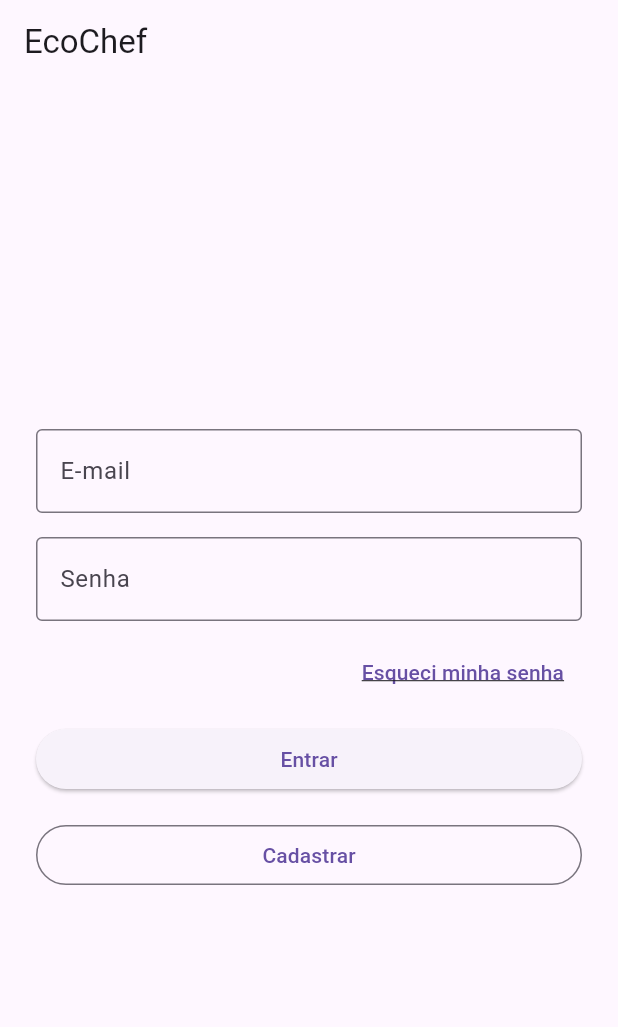
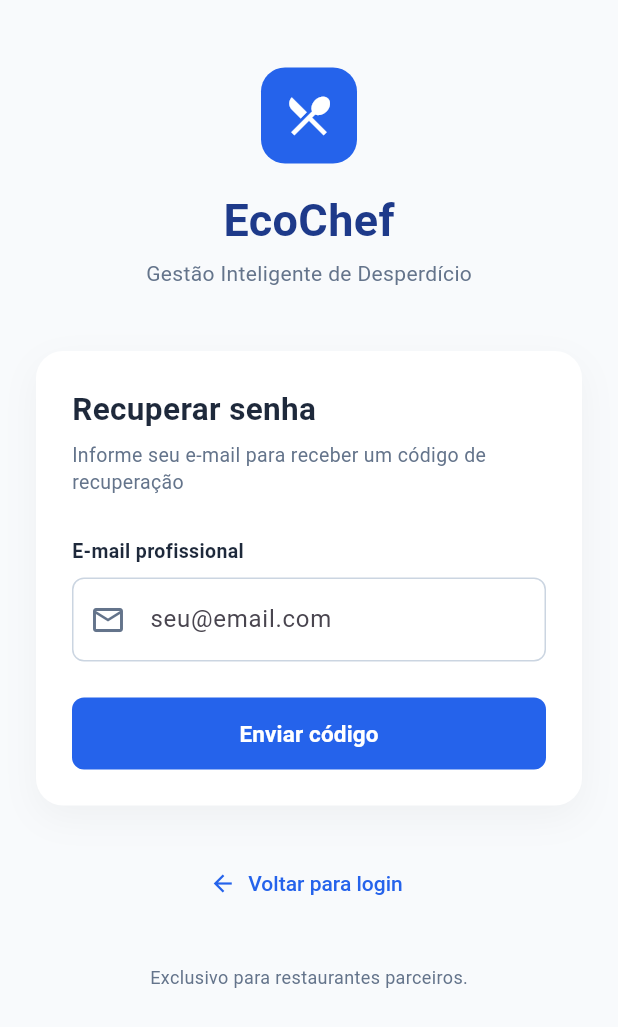
Before and after one commit to rafaelfernandespro/EcoChef, a Flutter app: the screen it shows after launch, after a tap on "Esqueci minha senha", on a phone screen of 412 x 824 dp. Shown: the top 1027 px of the screen. Run offline on Flutter 3.47's test engine with Material 3 defaults, Android fonts, the phone set to English and light mode, and no system bars.

Commit message:
24/09/2026 telas login e senha

```diff
--- /dev/null
+++ b/lib/Views/auth/esqueceu-senha/enviar-codigo.dart
@@ -0,0 +1,299 @@
+import 'package:flutter/material.dart';
+
+class ForgotPasswordPage extends StatefulWidget {
+  const ForgotPasswordPage({super.key});
+
+  @override
+  State<ForgotPasswordPage> createState() => _ForgotPasswordPageState();
+}
+
+class _ForgotPasswordPageState extends State<ForgotPasswordPage> {
+  final TextEditingController emailController = TextEditingController();
+
+  final _formKey = GlobalKey<FormState>();
+
+  @override
+  void dispose() {
+    emailController.dispose();
+    super.dispose();
+  }
+
+  void enviarCodigo() {
+    if (_formKey.currentState!.validate()) {
+      final email = emailController.text.trim();
+
+      // Por enquanto, apenas demonstração.
+      // Futuramente vocês podem chamar a API aqui.
+      ScaffoldMessenger.of(context).showSnackBar(
+        SnackBar(
+          content: Text(
+            'Código enviado para $email',
+          ),
+          backgroundColor: const Color(0xFF2563EB),
+        ),
+      );
+    }
+  }
+
+  @override
+  Widget build(BuildContext context) {
+    return Scaffold(
+      backgroundColor: const Color(0xFFF8FAFC),
+
+      body: SafeArea(
+        child: SingleChildScrollView(
+          child: Padding(
+            padding: const EdgeInsets.symmetric(horizontal: 24),
+            child: Column(
+              children: [
+                const SizedBox(height: 45),
+
+                // LOGO
+                Container(
+                  width: 64,
+                  height: 64,
+                  decoration: BoxDecoration(
+                    color: const Color(0xFF2563EB),
+                    borderRadius: BorderRadius.circular(16),
+                  ),
+                  child: const Icon(
+                    Icons.restaurant_menu,
+                    color: Colors.white,
+                    size: 34,
+                  ),
+                ),
+
+                const SizedBox(height: 16),
+
+                // NOME
+                const Text(
+                  'EcoChef',
+                  style: TextStyle(
+                    fontSize: 30,
+                    fontWeight: FontWeight.bold,
+                    color: Color(0xFF1E3A8A),
+                  ),
+                ),
+
+                const SizedBox(height: 4),
+
+                const Text(
+                  'Gestão Inteligente de Desperdício',
+                  style: TextStyle(
+                    fontSize: 14,
+                    color: Color(0xFF64748B),
+                  ),
+                ),
+
+                const SizedBox(height: 42),
+
+                // CARD
+                Container(
+                  width: double.infinity,
+                  padding: const EdgeInsets.all(24),
+                  decoration: BoxDecoration(
+                    color: Colors.white,
+                    borderRadius: BorderRadius.circular(18),
+                    boxShadow: [
+                      BoxShadow(
+                        color: Colors.black.withOpacity(0.04),
+                        blurRadius: 20,
+                        offset: const Offset(0, 8),
+                      ),
+                    ],
+                  ),
+
+                  child: Form(
+                    key: _formKey,
+                    child: Column(
+                      crossAxisAlignment: CrossAxisAlignment.start,
+                      children: [
+                        // TÍTULO
+                        const Text(
+                          'Recuperar senha',
+                          style: TextStyle(
+                            fontSize: 21,
+                            fontWeight: FontWeight.bold,
+                            color: Color(0xFF1E293B),
+                          ),
+                        ),
+
+                        const SizedBox(height: 6),
+
+                        const Text(
+                          'Informe seu e-mail para receber um código de recuperação',
+                          style: TextStyle(
+                            fontSize: 13,
+                            color: Color(0xFF64748B),
+                            height: 1.4,
+                          ),
+                        ),
+
+                        const SizedBox(height: 28),
+
+                        // LABEL
+                        const Text(
+                          'E-mail profissional',
+                          style: TextStyle(
+                            fontSize: 13,
+                            fontWeight: FontWeight.w600,
+                            color: Color(0xFF1E293B),
+                          ),
+                        ),
+
+                        const SizedBox(height: 8),
+
+                        // EMAIL
+                        TextFormField(
+                          controller: emailController,
+                          keyboardType: TextInputType.emailAddress,
+
+                          decoration: InputDecoration(
+                            hintText: 'seu@email.com',
+
+                            prefixIcon: const Icon(
+                              Icons.email_outlined,
+                              color: Color(0xFF64748B),
+                            ),
+
+                            filled: true,
+                            fillColor: Colors.white,
+
+                            contentPadding: const EdgeInsets.symmetric(
+                              horizontal: 16,
+                              vertical: 16,
+                            ),
+
+                            border: OutlineInputBorder(
+                              borderRadius: BorderRadius.circular(8),
+                              borderSide: const BorderSide(
+                                color: Color(0xFFCBD5E1),
+                              ),
+                            ),
+
+                            enabledBorder: OutlineInputBorder(
+                              borderRadius: BorderRadius.circular(8),
+                              borderSide: const BorderSide(
+                                color: Color(0xFFCBD5E1),
+                              ),
+                            ),
+
+                            focusedBorder: OutlineInputBorder(
+                              borderRadius: BorderRadius.circular(8),
+                              borderSide: const BorderSide(
+                                color: Color(0xFF2563EB),
+                                width: 1.5,
+                              ),
+                            ),
+
+                            errorBorder: OutlineInputBorder(
+                              borderRadius: BorderRadius.circular(8),
+                              borderSide: const BorderSide(
+                                color: Colors.red,
+                              ),
+                            ),
+
+                            focusedErrorBorder: OutlineInputBorder(
+                              borderRadius: BorderRadius.circular(8),
+                              borderSide: const BorderSide(
+                                color: Colors.red,
+                              ),
+                            ),
+                          ),
+
+                          validator: (value) {
+                            if (value == null || value.trim().isEmpty) {
+                              return 'Informe seu e-mail';
+                            }
+
+                            final emailRegex = RegExp(
+                              r'^[^@\s]+@[^@\s]+\.[^@\s]+$',
+                            );
+
+                            if (!emailRegex.hasMatch(value.trim())) {
+                              return 'Informe um e-mail válido';
+                            }
+
+                            return null;
+                          },
+                        ),
+
+                        const SizedBox(height: 24),
+
+                        // BOTÃO
+                        SizedBox(
+                          width: double.infinity,
+                          height: 48,
+                          child: ElevatedButton(
+                            onPressed: enviarCodigo,
+
+                            style: ElevatedButton.styleFrom(
+                              backgroundColor: const Color(0xFF2563EB),
+                              foregroundColor: Colors.white,
+
+                              elevation: 0,
+
+                              shape: RoundedRectangleBorder(
+                                borderRadius: BorderRadius.circular(8),
+                              ),
+                            ),
+
+                            child: const Text(
+                              'Enviar código',
+                              style: TextStyle(
+                                fontSize: 15,
+                                fontWeight: FontWeight.w600,
+                              ),
+                            ),
+                          ),
+                        ),
+                      ],
+                    ),
+                  ),
+                ),
+
+                const SizedBox(height: 28),
+
+                // VOLTAR
+                TextButton.icon(
+                  onPressed: () {
+                    Navigator.pop(context);
+                  },
+
+                  icon: const Icon(
+                    Icons.arrow_back,
+                    size: 18,
+                  ),
+
+                  label: const Text(
+                    'Voltar para login',
+                  ),
+
+                  style: TextButton.styleFrom(
+                    foregroundColor: const Color(0xFF2563EB),
+                    textStyle: const TextStyle(
+                      fontSize: 14,
+                      fontWeight: FontWeight.w500,
+                    ),
+                  ),
+                ),
+
+                const SizedBox(height: 30),
+
+                const Text(
+                  'Exclusivo para restaurantes parceiros.',
+                  style: TextStyle(
+                    fontSize: 12,
+                    color: Color(0xFF64748B),
+                  ),
+                ),
+
+                const SizedBox(height: 8),
+              ],
+            ),
+          ),
+        ),
+      ),
+    );
+  }
+}
--- a/lib/Views/auth/login-page.dart
+++ b/lib/Views/auth/login-page.dart
@@ -1,20 +1,28 @@
 import 'package:flutter/material.dart';
+import 'esqueceu-senha/enviar-codigo.dart';
 
 class LoginScreen extends StatelessWidget {
   const LoginScreen({super.key});
 
-  @override
-  Widget build(BuildContext context) {
-    return Scaffold(
-      appBar: AppBar(
-        title: const Text('EcoChef'),
-      ),
-       body: Padding(
-        padding: const EdgeInsets.all(24.0),
+@override
+Widget build(BuildContext context) {
+  return Scaffold(
+    backgroundColor: const Color(0xFFF4F7FA),
+
+    body: Padding(
+      padding: const EdgeInsets.all(24.0),
 
         child: Column(
           mainAxisAlignment: MainAxisAlignment.center,
           children: [
+
+            Image.asset(
+                'assets/images/logo.png',
+            width: 150,
+        ),
+            Text('Ecochef'),
+
+            const SizedBox(height: 30),
 
             // Campo de e-mail
             TextField(
@@ -42,7 +50,7 @@ class LoginScreen extends StatelessWidget {
               alignment: Alignment.centerRight,
               child: TextButton(
                 onPressed: () {
-                  // Futuramente vamos colocar a recuperação de senha aqui
+                  Navigator.pushNamed(context, '/esqueci-senha');
                 },
                 child: const Text(
                   'Esqueci minha senha',
@@ -57,27 +65,12 @@ class LoginScreen extends StatelessWidget {
 
             // Botão Entrar
             SizedBox(
-              width: double.infinity,
               child: ElevatedButton(
-                onPressed: () {
-                  // Futuramente vamos fazer o login aqui
-                },
+                onPressed: () {},
                 child: const Text('Entrar'),
               ),
             ),
 
-            const SizedBox(height: 16),
-
-            // Botão Cadastrar
-            SizedBox(
-              width: double.infinity,
-              child: OutlinedButton(
-                onPressed: () {
-                  // Futuramente vamos abrir a tela de cadastro
-                },
-                child: const Text('Cadastrar'),
-              ),
-            ),
           ],
         ),
       ),
--- a/lib/Views/auth/register-page.dart
+++ b/lib/Views/auth/register-page.dart
@@ -0,0 +1,10 @@
+import 'package:flutter/material.dart';
+
+class RegisterScreen extends StatelessWidget {
+    const RegisterScreen({super.key});
+
+    @override
+        Widget build(BuildContext context){
+
+  }
+}
--- a/lib/main.dart
+++ b/lib/main.dart
@@ -1,5 +1,6 @@
 import 'package:flutter/material.dart';
-import 'views/auth/login-page.dart';
+import 'Views/auth/login-page.dart';
+import 'Views/auth/esqueceu-senha/enviar-codigo.dart';
 
 void main() {
   runApp(const EcoChefApp());
@@ -13,7 +14,14 @@ class EcoChefApp extends StatelessWidget {
     return MaterialApp(
       debugShowCheckedModeBanner: false,
       title: 'EcoChef',
-      home: const LoginScreen(),
+
+      initialRoute: '/',
+
+      routes: {
+        '/': (context) => const LoginScreen(),
+        '/esqueci-senha': (context) => ForgotPasswordPage(),
+      },
+
     );
   }
 }
--- a/pubspec.yaml
+++ b/pubspec.yaml
@@ -56,6 +56,8 @@ flutter:
   # included with your application, so that you can use the icons in
   # the material Icons class.
   uses-material-design: true
+  assets:
+    - assets/images/
 
   # To add assets to your application, add an assets section, like this:
   # assets:
```
Also changed, not shown: assets/images/icon-mail.png (added), assets/images/lock.png (added), assets/images/logo.png (added).
